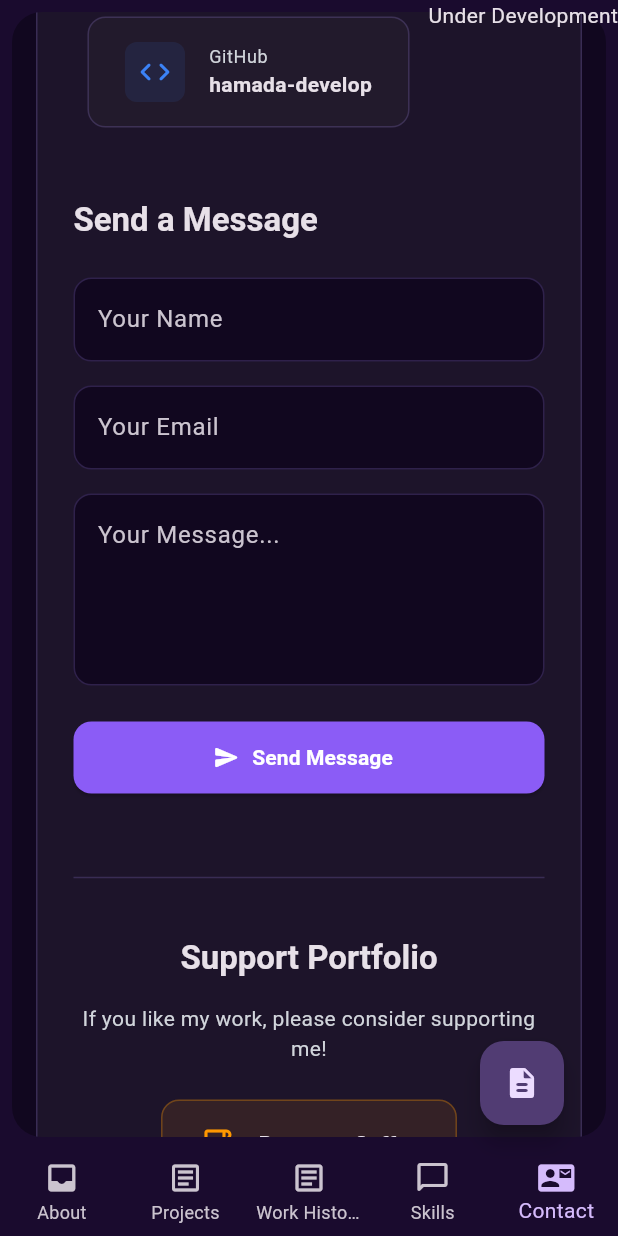
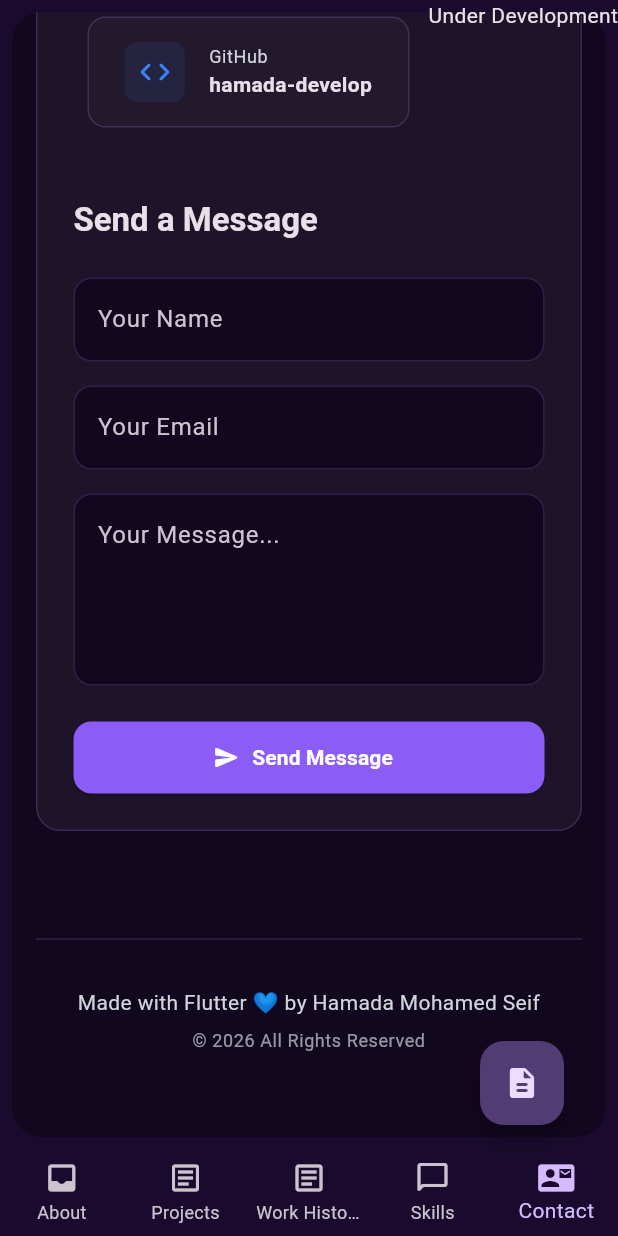
Before and after one commit to hamada-develop/my_portfolio, a Flutter app: the screen it shows after launch, item 5 of the bottom bar chosen, scrolled down 478 dp, on a phone screen of 412 x 824 dp. Run offline on Flutter 3.47's test engine with Material 3 defaults, Android fonts, the light colour scheme and no system bars; our stand-ins replace equatable, flutter_animate, flutter_bloc, google_fonts, visibility_detector; missing offline and left inert: super_banners.

Commit message:
refactor: remove the support portfolio section and its associated constants from the contact page.

```diff
--- a/lib/core/constants/app_constants.dart
+++ b/lib/core/constants/app_constants.dart
@@ -153,13 +153,6 @@ class AppConstants {
   static const String linkedInHandle = 'hamada-develop';
   static const String githubHandle = 'hamada-develop';
 
-  // Support
-  static const String sectionTitleSupport = 'Support Portfolio';
-  static const String supportMessage =
-      'If you like my work, please consider supporting me!';
-  static const String buyMeACoffeeUrl =
-      'https://www.buymeacoffee.com/hamadadevelop';
-  static const String patreonUrl = 'https://www.patreon.com/hamadadevelop';
 
   // Messaging
   static const String messageNameHint = 'Your Name';
--- a/lib/presentation/widgets/sections/contact_section.dart
+++ b/lib/presentation/widgets/sections/contact_section.dart
@@ -108,7 +108,7 @@ class _ContactSectionState extends State<ContactSection> {
                   ),
                   const SizedBox(height: AppConstants.spacingXl),
 
-                  // Contact & Support Row for Layouts
+                  // Contact Row for Layouts
                   responsive.isDesktop || responsive.isTablet
                       ? Row(
                           crossAxisAlignment: CrossAxisAlignment.start,
@@ -126,45 +126,7 @@ class _ContactSectionState extends State<ContactSection> {
                           ],
                         ),
 
-                  const SizedBox(height: AppConstants.spacingXxl),
-                  const Divider(color: AppColors.glassBorder),
-                  const SizedBox(height: AppConstants.spacingXl),
 
-                  // Support Portfolio
-                  Text(
-                    AppConstants.sectionTitleSupport,
-                    style: Theme.of(context).textTheme.titleLarge?.copyWith(
-                      fontWeight: FontWeight.bold,
-                    ),
-                  ),
-                  const SizedBox(height: AppConstants.spacingMd),
-                  Text(
-                    AppConstants.supportMessage,
-                    textAlign: TextAlign.center,
-                    style: Theme.of(context).textTheme.bodyMedium?.copyWith(
-                      color: context.adaptiveTextSecondary,
-                    ),
-                  ),
-                  const SizedBox(height: AppConstants.spacingLg),
-                  Wrap(
-                    spacing: AppConstants.spacingLg,
-                    runSpacing: AppConstants.spacingMd,
-                    alignment: WrapAlignment.center,
-                    children: [
-                      _SupportItem(
-                        icon: Icons.coffee,
-                        label: 'Buy me a Coffee',
-                        color: Colors.orange,
-                        onTap: () => _launchUrl(AppConstants.buyMeACoffeeUrl),
-                      ),
-                      _SupportItem(
-                        icon: Icons.favorite,
-                        label: 'Patreon',
-                        color: AppColors.primaryPink,
-                        onTap: () => _launchUrl(AppConstants.patreonUrl),
-                      ),
-                    ],
-                  ),
                 ],
               ),
             ),
@@ -399,50 +361,3 @@ class _ContactItem extends StatelessWidget {
     );
   }
 }
-
-class _SupportItem extends StatelessWidget {
-  final IconData icon;
-  final String label;
-  final Color color;
-  final VoidCallback onTap;
-
-  const _SupportItem({
-    required this.icon,
-    required this.label,
-    required this.color,
-    required this.onTap,
-  });
-
-  @override
-  Widget build(BuildContext context) {
-    return InkWell(
-      onTap: onTap,
-      borderRadius: BorderRadius.circular(AppConstants.radiusMd),
-      child: Container(
-        padding: const EdgeInsets.symmetric(
-          horizontal: AppConstants.spacingLg,
-          vertical: AppConstants.spacingMd,
-        ),
-        decoration: BoxDecoration(
-          color: color.withValues(alpha: 0.1),
-          borderRadius: BorderRadius.circular(AppConstants.radiusMd),
-          border: Border.all(color: color.withValues(alpha: 0.3)),
-        ),
-        child: Row(
-          mainAxisSize: MainAxisSize.min,
-          children: [
-            Icon(icon, color: color),
-            const SizedBox(width: AppConstants.spacingMd),
-            Text(
-              label,
-              style: Theme.of(context).textTheme.bodyMedium?.copyWith(
-                fontWeight: FontWeight.bold,
-                color: Theme.of(context).colorScheme.onSurface,
-              ),
-            ),
-          ],
-        ),
-      ),
-    );
-  }
-}
```
